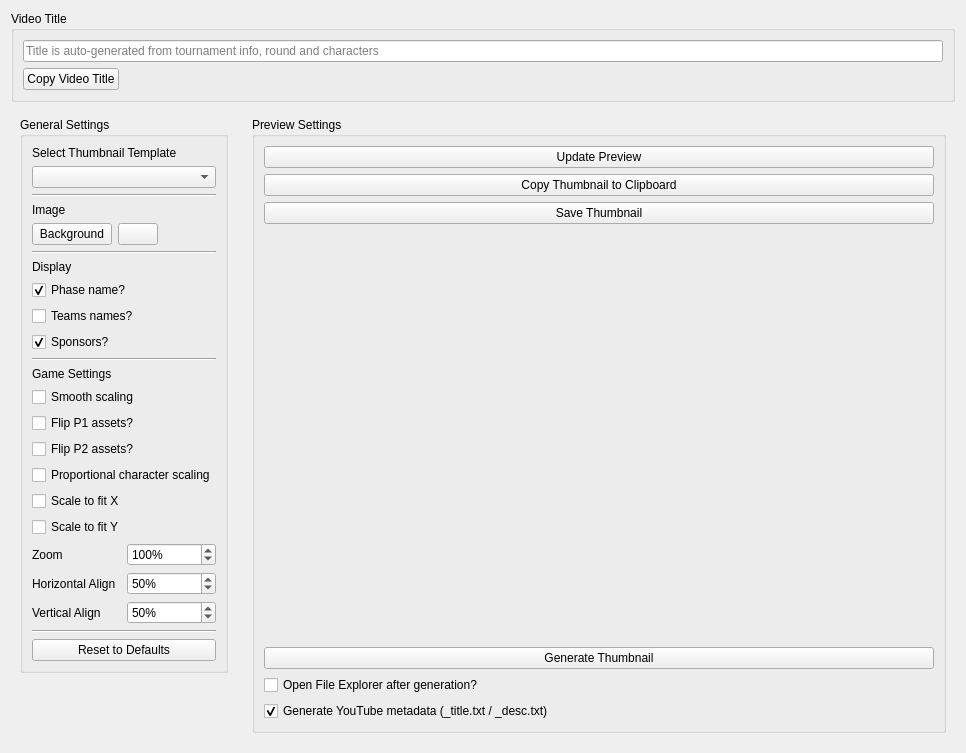
Old version of the form src/layout/AutonaThumbnailSettings.ui in the repository yuya-tagu/Autona.
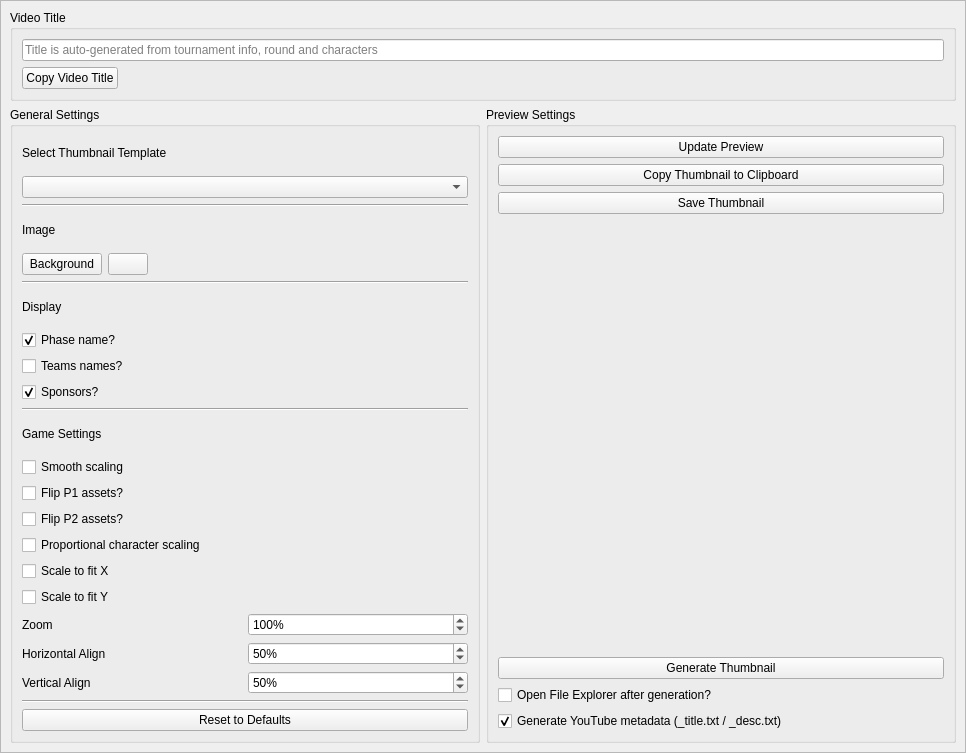
New version of the form.

```diff
--- a/src/layout/AutonaThumbnailSettings.ui
+++ b/src/layout/AutonaThumbnailSettings.ui
@@ -17,6 +17,25 @@
    <locale language="English" country="UnitedStates"/>
   </property>
   <layout class="QVBoxLayout" name="outerLayout">
+   <property name="leftMargin">
+    <number>0</number>
+   </property>
+   <property name="topMargin">
+    <number>0</number>
+   </property>
+   <property name="rightMargin">
+    <number>0</number>
+   </property>
+   <property name="bottomMargin">
+    <number>0</number>
+   </property>
+   <item>
+    <widget class="QScrollArea" name="scrollArea">
+     <property name="widgetResizable">
+      <bool>true</bool>
+     </property>
+     <widget class="QWidget" name="scrollAreaWidgetContents">
+      <layout class="QVBoxLayout" name="verticalLayout_main">
    <item>
     <widget class="QGroupBox" name="groupBoxVideoTitle">
      <property name="title">
@@ -73,20 +92,13 @@
    <item>
     <layout class="QHBoxLayout" name="horizontalLayout_8">
      <item>
-      <widget class="QScrollArea" name="scrollArea">
-     <property name="frameShape">
-      <enum>QFrame::NoFrame</enum>
-     </property>
-     <property name="sizePolicy">
-      <sizepolicy hsizetype="Minimum" vsizetype="Expanding">
-       <horstretch>0</horstretch>
-       <verstretch>0</verstretch>
-      </sizepolicy>
-     </property>
-     <widget class="QWidget" name="scrollAreaWidgetContents">
-      <layout class="QVBoxLayout" name="verticalLayout_6">
-       <item>
         <widget class="QGroupBox" name="groupBoxGeneralSettings">
+           <property name="sizePolicy">
+            <sizepolicy hsizetype="Minimum" vsizetype="Preferred">
+             <horstretch>0</horstretch>
+             <verstretch>0</verstretch>
+            </sizepolicy>
+           </property>
          <property name="title">
           <string>General Settings</string>
          </property>
@@ -348,28 +360,14 @@
          </layout>
        </widget>
        </item>
-      </layout>
-     </widget>
-    </widget>
-   </item>
-   <item>
-    <widget class="QScrollArea" name="scrollArea_right">
-     <property name="frameShape">
-      <enum>QFrame::NoFrame</enum>
-     </property>
-     <property name="sizePolicy">
-      <sizepolicy hsizetype="Expanding" vsizetype="Expanding">
-       <horstretch>0</horstretch>
-       <verstretch>0</verstretch>
-      </sizepolicy>
-     </property>
-     <property name="widgetResizable">
-      <bool>true</bool>
-     </property>
-     <widget class="QWidget" name="scrollAreaRightContents">
-      <layout class="QVBoxLayout" name="verticalLayout_rightWrapper">
        <item>
         <widget class="QGroupBox" name="groupBoxPreviewSettings">
+           <property name="sizePolicy">
+            <sizepolicy hsizetype="Expanding" vsizetype="Preferred">
+             <horstretch>0</horstretch>
+             <verstretch>0</verstretch>
+            </sizepolicy>
+           </property>
          <property name="title">
           <string>Preview Settings</string>
          </property>
@@ -440,10 +438,10 @@
       </widget>
       </item>
      </layout>
-     </widget>
-    </widget>
-   </item>
-    </layout>
+       </item>
+      </layout>
+     </widget>
+    </widget>
    </item>
   </layout>
  </widget>
```
Lines whose indentation alone changed are shown as unchanged.
